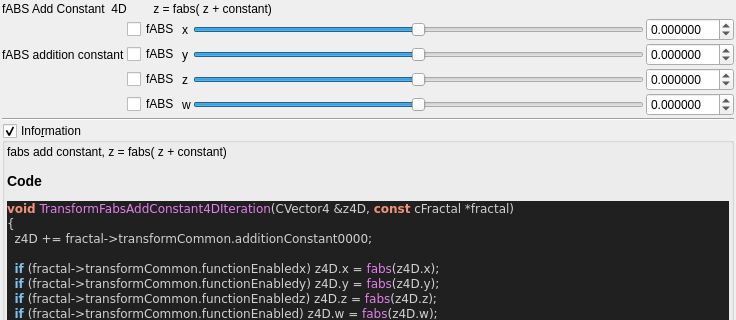
First picture: the form in mandelbulber2/qt_data/fractal_transf_fabs_add_constant_4D.ui, repository buddhi1980/mandelbulber2, before the edit; both pictures show x 0 to 736 and y 0 to 320 of the 736 by 637 pixel window.
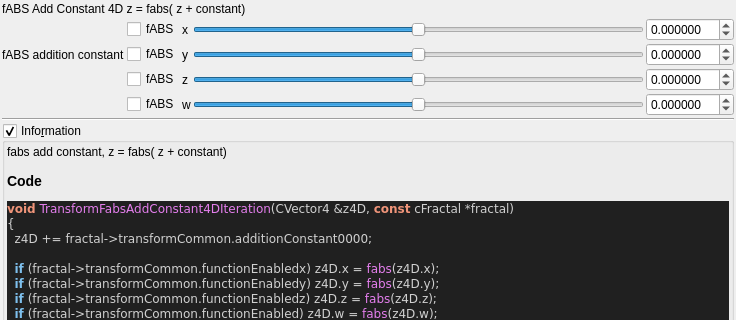
Second picture: the form after the edit. Custom widgets are drawn as their Qt base class.

What changed in the file:
```diff
--- a/mandelbulber2/qt_data/fractal_transf_fabs_add_constant_4D.ui
+++ b/mandelbulber2/qt_data/fractal_transf_fabs_add_constant_4D.ui
@@ -32,7 +32,7 @@
    <item>
     <widget class="QLabel" name="label_27">
      <property name="text">
-      <string>fABS Add Constant  4D        z = fabs( z + constant)</string>
+      <string>fABS Add Constant 4D z = fabs( z + constant)</string>
      </property>
     </widget>
    </item>
```
